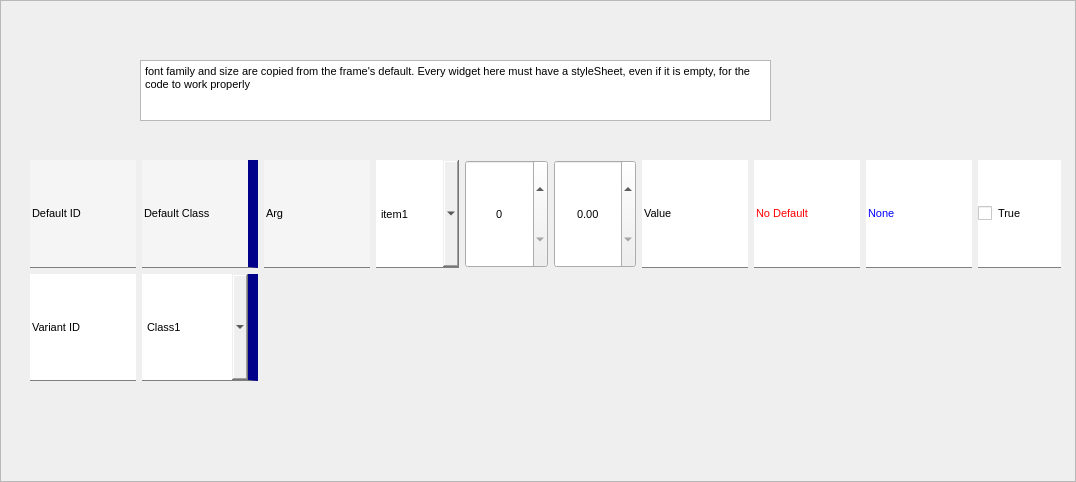
tomaslibanomonteiro/Thesis-code, file frontend/designer_templates/edit_window/widgets_frame.ui: the form before one commit.
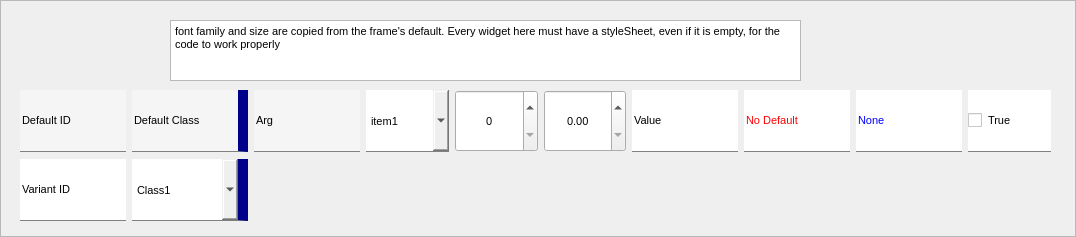
The form after the commit.

Commit message: progress-> history frame, run_tests is back

```diff
--- a/frontend/designer_templates/edit_window/widgets_frame.ui
+++ b/frontend/designer_templates/edit_window/widgets_frame.ui
@@ -7,7 +7,7 @@
     <x>0</x>
     <y>0</y>
     <width>1076</width>
-    <height>482</height>
+    <height>237</height>
    </rect>
   </property>
   <property name="font">
@@ -27,13 +27,16 @@
   <widget class="QWidget" name="gridLayoutWidget">
    <property name="geometry">
     <rect>
-     <x>30</x>
-     <y>160</y>
+     <x>20</x>
+     <y>90</y>
      <width>1031</width>
-     <height>221</height>
+     <height>131</height>
     </rect>
    </property>
    <layout class="QGridLayout" name="gridLayout">
+    <property name="verticalSpacing">
+     <number>7</number>
+    </property>
     <item row="1" column="1">
      <widget class="QComboBox" name="variant_class">
       <property name="sizePolicy">
@@ -307,8 +310,8 @@
   <widget class="QPlainTextEdit" name="plainTextEdit">
    <property name="geometry">
     <rect>
-     <x>140</x>
-     <y>60</y>
+     <x>170</x>
+     <y>20</y>
      <width>631</width>
      <height>61</height>
     </rect>
```
The commit also changes 12 other files.
